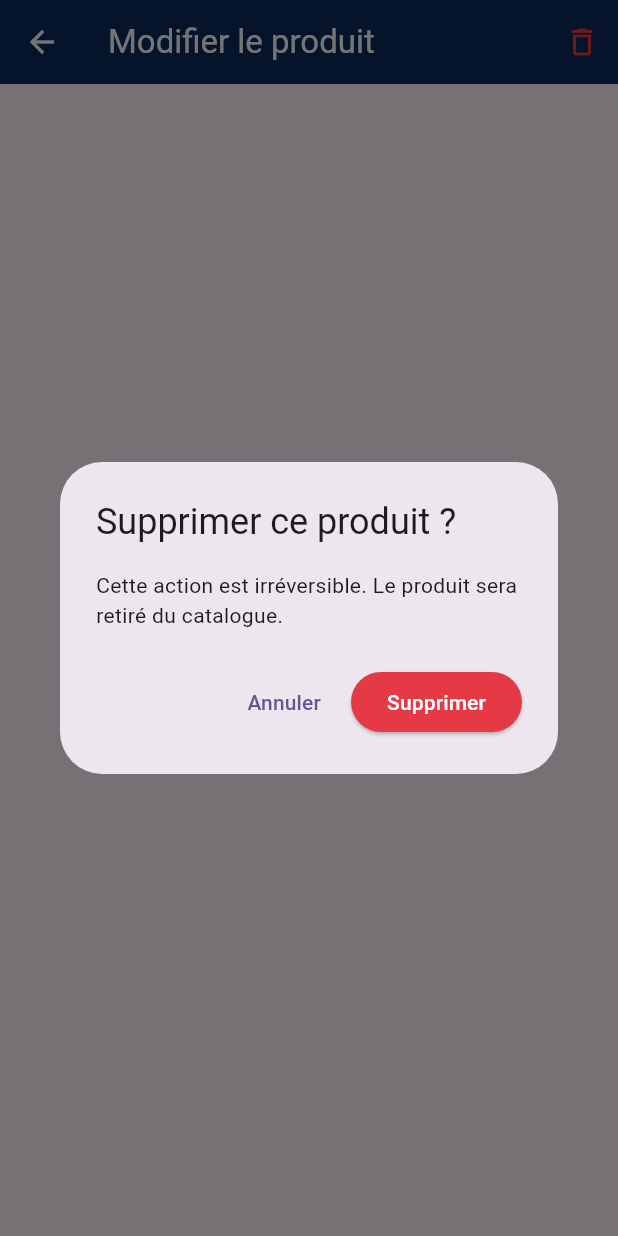
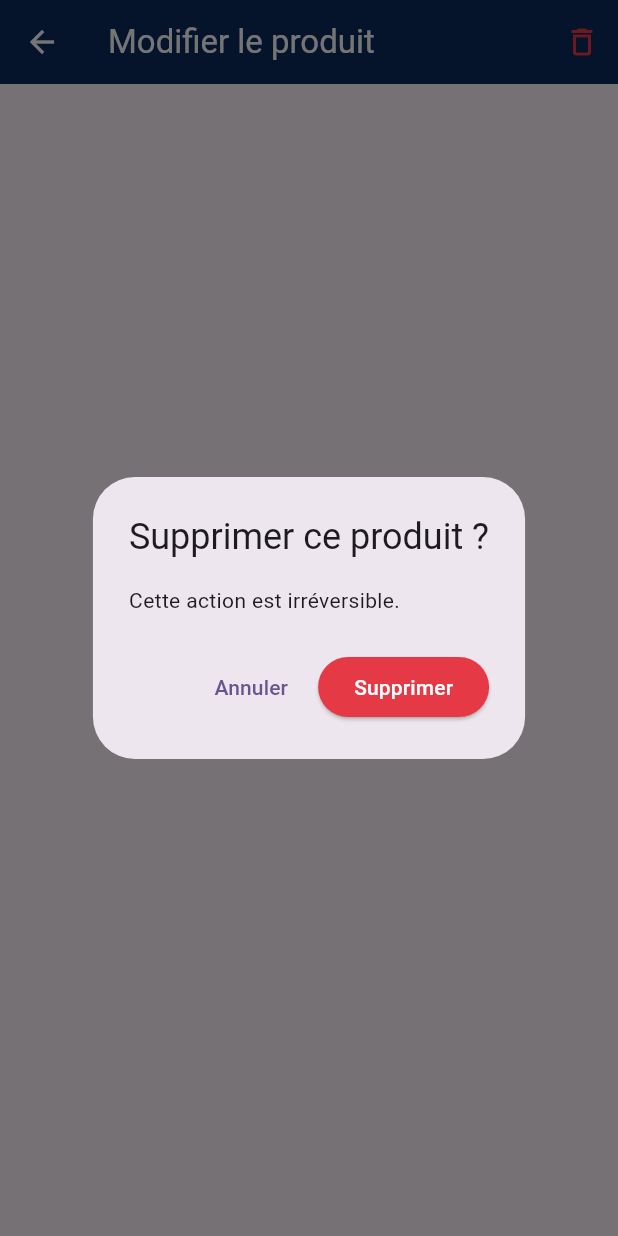
Before and after one commit to Faitza/CommercHaiti, a Flutter app: the VendorEditProductScreen screen opened directly with empty values, after a tap on the "delete outline" icon, on a phone screen of 412 x 824 dp. Run offline on Flutter 3.47's test engine with Material 3 defaults, Android fonts, the phone set to English and light mode, and no system bars; our stand-ins replace image_picker, supabase_flutter; accounts and stored records are empty.

Commit message:
Modifier produit(vendeur)

```diff
--- a/lib/screens/vendor/vendor_edit_product_screen.dart
+++ b/lib/screens/vendor/vendor_edit_product_screen.dart
@@ -1,13 +1,40 @@
 import 'package:flutter/material.dart';
+import 'package:provider/provider.dart';
+import '../../services/database_service.dart';
 
 /// Modifier produit — Faitza COLAS
 /// Branch : feature/vendor-catalog
 /// Path : lib/screens/vendor/vendor_edit_product_screen.dart
-/// Même formulaire que VendorAddProductScreen mais pré-rempli
 class VendorEditProductScreen extends StatelessWidget {
   final String productId;
 
   const VendorEditProductScreen({super.key, required this.productId});
+
+  Future<void> _supprimer(BuildContext context) async {
+    final confirm = await showDialog<bool>(
+      context: context,
+      builder: (_) => AlertDialog(
+        title: const Text('Supprimer ce produit ?'),
+        content: const Text('Cette action est irréversible.'),
+        actions: [
+          TextButton(onPressed: () => Navigator.pop(context, false),
+              child: const Text('Annuler')),
+          ElevatedButton(
+            style: ElevatedButton.styleFrom(
+                backgroundColor: const Color(0xFFE63946)),
+            onPressed: () => Navigator.pop(context, true),
+            child: const Text('Supprimer',
+                style: TextStyle(color: Colors.white)),
+          ),
+        ],
+      ),
+    );
+
+    if (confirm == true) {
+      await DatabaseService().deleteProduct(productId);
+      if (context.mounted) Navigator.pop(context);
+    }
+  }
 
   @override
   Widget build(BuildContext context) {
@@ -17,49 +44,19 @@ class VendorEditProductScreen extends StatelessWidget {
         foregroundColor: Colors.white,
         title: const Text('Modifier le produit'),
         actions: [
-          // Bouton supprimer
           IconButton(
-            icon: const Icon(Icons.delete_outline, color: Color(0xFFE63946)),
-            onPressed: () => _confirmerSuppression(context),
+            icon: const Icon(Icons.delete_outline,
+                color: Color(0xFFE63946)),
+            onPressed: () => _supprimer(context),
           ),
         ],
       ),
       body: const Center(
         child: Text(
-          'Formulaire pré-rempli\n(même que VendorAddProductScreen\nmais avec données du produit)',
+          'Formulaire pré-rempli\n(même que VendorAddProductScreen\navec données du produit)',
           textAlign: TextAlign.center,
           style: TextStyle(color: Color(0xFF999999)),
         ),
-        // TODO : charger ProductModel depuis Firestore puis
-        // afficher même formulaire que VendorAddProductScreen pré-rempli
-      ),
-    );
-  }
-
-  void _confirmerSuppression(BuildContext context) {
-    showDialog(
-      context: context,
-      builder: (_) => AlertDialog(
-        title: const Text('Supprimer ce produit ?'),
-        content: const Text(
-            'Cette action est irréversible. Le produit sera retiré du catalogue.'),
-        actions: [
-          TextButton(
-            onPressed: () => Navigator.pop(context),
-            child: const Text('Annuler'),
-          ),
-          ElevatedButton(
-            style: ElevatedButton.styleFrom(
-                backgroundColor: const Color(0xFFE63946)),
-            onPressed: () {
-              // TODO : FirestoreService.deleteProduct(productId)
-              Navigator.pop(context);
-              Navigator.pop(context);
-            },
-            child: const Text('Supprimer',
-                style: TextStyle(color: Colors.white)),
-          ),
-        ],
       ),
     );
   }
```
